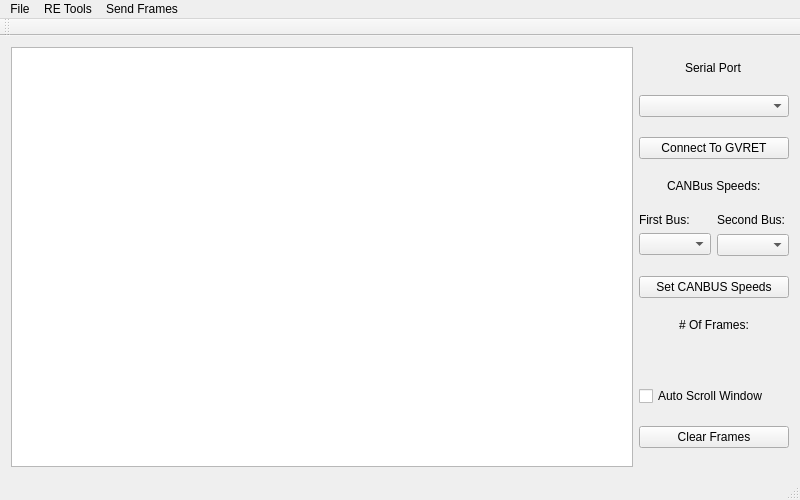
Above: mainwindow.ui from collin80/SavvyCAN before the change. Below: the same form after it.
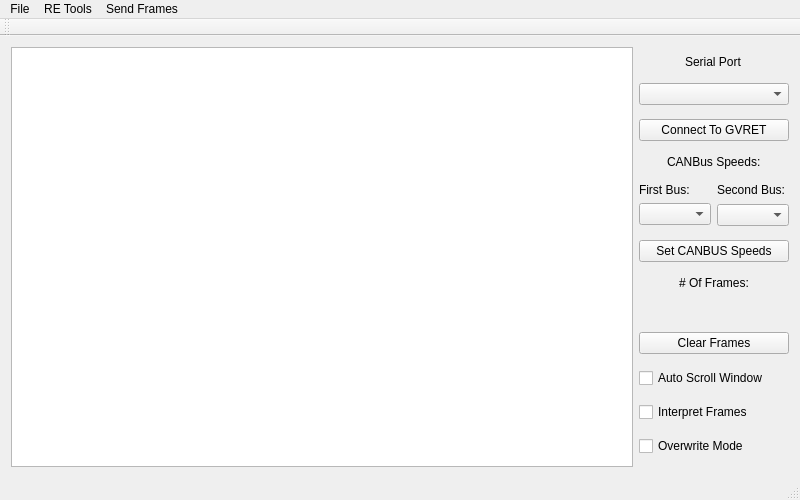
That is the form after the change.

Commit message: Add version # to window title, additional work on DBC stuff, removed a bunch of debug messages, removed more references to baud.

What changed in the file:
```diff
--- a/mainwindow.ui
+++ b/mainwindow.ui
@@ -168,13 +168,6 @@
         </property>
        </widget>
       </item>
-      <item>
-       <widget class="QCheckBox" name="cbAutoScroll">
-        <property name="text">
-         <string>Auto Scroll Window</string>
-        </property>
-       </widget>
-      </item>
       <item>
        <widget class="QPushButton" name="btnClearFrames">
         <property name="text">
@@ -182,6 +175,27 @@
         </property>
        </widget>
       </item>
+      <item>
+       <widget class="QCheckBox" name="cbAutoScroll">
+        <property name="text">
+         <string>Auto Scroll Window</string>
+        </property>
+       </widget>
+      </item>
+      <item>
+       <widget class="QCheckBox" name="cbInterpret">
+        <property name="text">
+         <string>Interpret Frames</string>
+        </property>
+       </widget>
+      </item>
+      <item>
+       <widget class="QCheckBox" name="cbOverwrite">
+        <property name="text">
+         <string>Overwrite Mode</string>
+        </property>
+       </widget>
+      </item>
      </layout>
     </item>
    </layout>
```
The commit also changes 7 other files.
